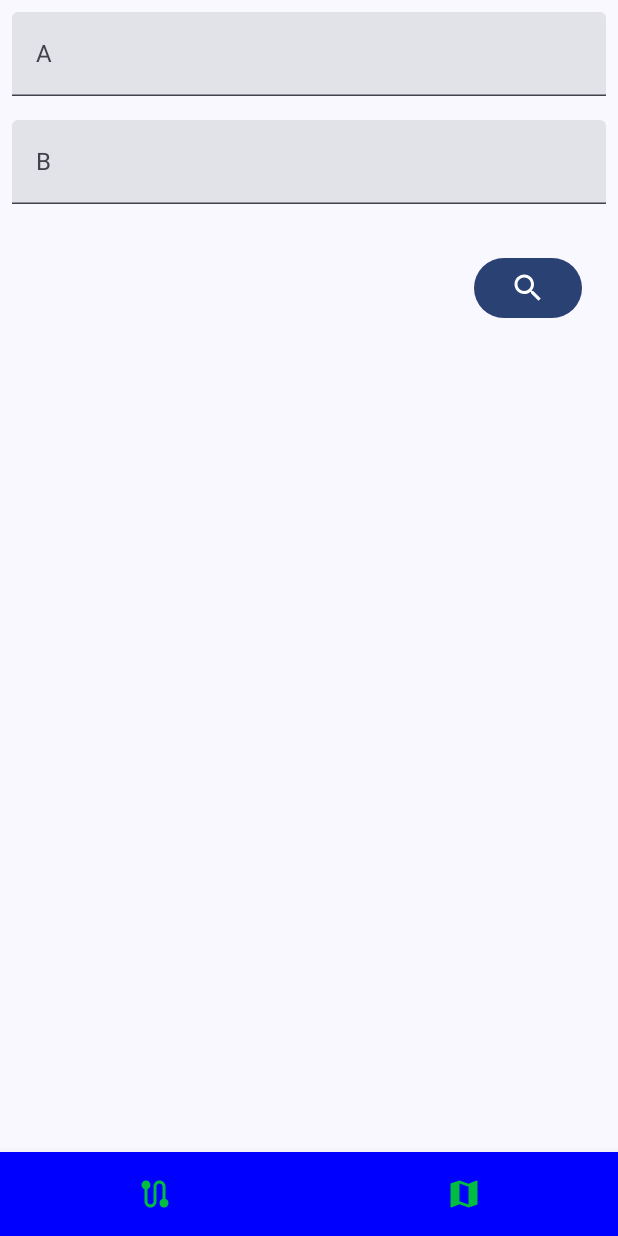
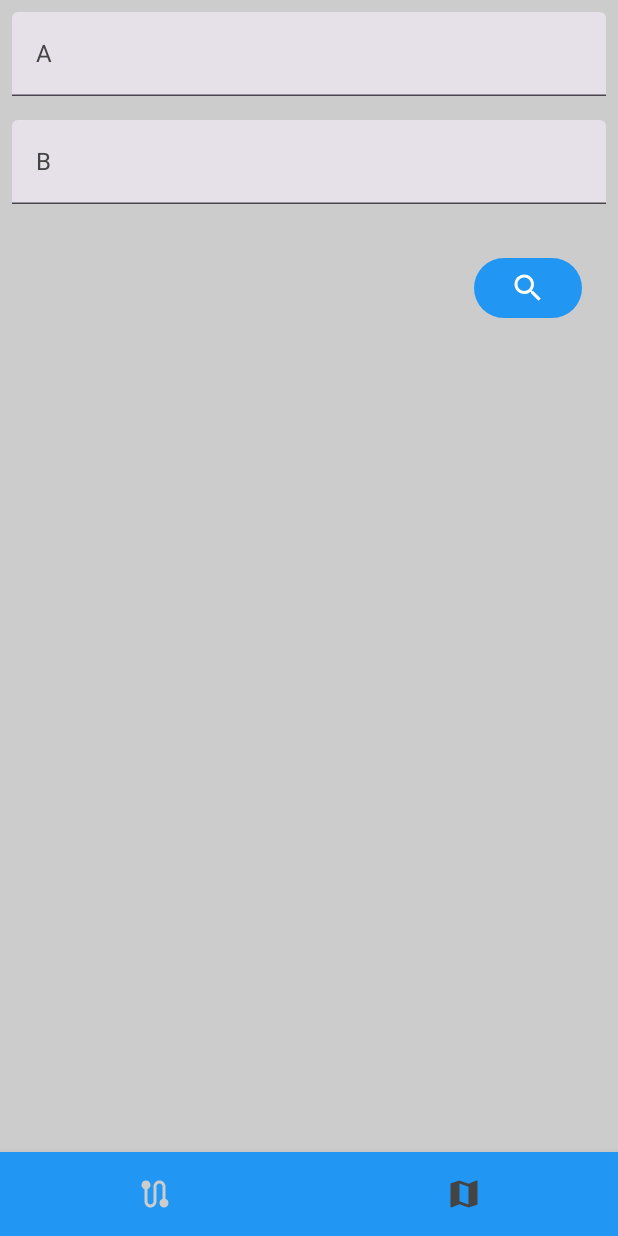
Before and after one commit to Tiam-Abderezai/BerlinGo, an Android app built with Jetpack Compose: the screen it shows after launch (MainActivity), item 2 of the bottom bar chosen, on a phone screen of 412 x 824 dp. Run offline under Robolectric (Android 15) with nearby library versions, the light colour scheme and no system bars; our stand-ins replace Dagger/Hilt's generated code.

Commit message:
Standardized apps color scheme

```diff
--- a/app/src/main/java/com/example/berlingo/journeys/JourneysColumn.kt
+++ b/app/src/main/java/com/example/berlingo/journeys/JourneysColumn.kt
@@ -1,6 +1,7 @@
 import androidx.compose.foundation.Canvas
 import androidx.compose.foundation.Image
 import androidx.compose.foundation.clickable
+import androidx.compose.foundation.isSystemInDarkTheme
 import androidx.compose.foundation.layout.Box
 import androidx.compose.foundation.layout.Row
 import androidx.compose.foundation.layout.fillMaxHeight
@@ -40,6 +41,8 @@ import com.example.berlingo.journeys.network.responses.Journey
 import com.example.berlingo.journeys.network.responses.Leg
 import com.example.berlingo.trips.TripsEvent
 import com.example.berlingo.trips.TripsState
+import com.example.berlingo.ui.theme.DarkGray
+import com.example.berlingo.ui.theme.LightGray
 
 private val logger: BaseLogger = FactoryLogger.getLoggerCompose("JourneysColumn()")
 
@@ -70,8 +73,6 @@ fun JourneysColumn(
                 .fillMaxSize(),
         ) {
             itemsIndexed(journeys.keys.toList()) { indexJourney, journey ->
-                val origin = journey.legs?.get(0)?.origin
-                val line = journey.legs?.get(0)?.line
                 val legs = journey.legs
 
                 logger.debug("Journey: $journeys")
@@ -86,6 +87,7 @@ fun JourneysColumn(
                     modifier = Modifier
                         .padding(16.dp),
                     text = "${journey.legs?.get(0)?.departure?.getDepartureTime()}",
+                    color = if (isSystemInDarkTheme()) LightGray else DarkGray,
                 )
                 DrawLegsLineWithIcons(legs, tripsState, tripsEvent, indexJourney)
             }
@@ -114,9 +116,6 @@ private fun DrawLegsLineWithIcons(
             val lineProductColor = leg.line?.product?.getLineProductColor() ?: Color.Transparent
             val lineNameIcon = leg.line?.name?.getLineNameIcon() ?: 0
             DrawLineProductImageJourneys(lineProductIcon, lineNameIcon)
-            logger.debug("line?.name: ${leg.line?.name}")
-            logger.debug("lineProductIcon: $lineProductIcon")
-            logger.debug("lineNameIcon: $lineNameIcon")
             Canvas(
                 modifier = Modifier
                     .weight(1f)
--- a/app/src/main/java/com/example/berlingo/journeys/JourneysScreen.kt
+++ b/app/src/main/java/com/example/berlingo/journeys/JourneysScreen.kt
@@ -2,13 +2,12 @@ package com.example.berlingo.routes
 
 import JourneysColumn
 import android.annotation.SuppressLint
+import androidx.compose.foundation.isSystemInDarkTheme
 import androidx.compose.foundation.layout.Column
 import androidx.compose.foundation.layout.fillMaxSize
-import androidx.compose.material3.ExperimentalMaterial3Api
 import androidx.compose.material3.Surface
 import androidx.compose.runtime.Composable
 import androidx.compose.ui.Modifier
-import androidx.compose.ui.graphics.Color
 import com.example.berlingo.common.logger.BaseLogger
 import com.example.berlingo.common.logger.FactoryLogger
 import com.example.berlingo.journeys.JourneysEvent
@@ -18,11 +17,12 @@ import com.example.berlingo.journeys.legs.stops.StopsEvent
 import com.example.berlingo.journeys.legs.stops.StopsState
 import com.example.berlingo.trips.TripsEvent
 import com.example.berlingo.trips.TripsState
+import com.example.berlingo.ui.theme.DarkGray
+import com.example.berlingo.ui.theme.LightGray
 
 private val logger: BaseLogger = FactoryLogger.getLoggerCompose("JourneysScreen()")
 
 @SuppressLint("CoroutineCreationDuringComposition")
-@OptIn(ExperimentalMaterial3Api::class)
 @Composable
 fun JourneysScreen(
     journeysState: JourneysState,
@@ -32,7 +32,8 @@ fun JourneysScreen(
     tripsState: TripsState,
     tripsEvent: suspend (TripsEvent) -> Unit,
 ) {
-    Surface(color = Color.Gray, modifier = Modifier.fillMaxSize()) {
+    val backgroundColor = if (isSystemInDarkTheme()) DarkGray else LightGray
+    Surface(color = backgroundColor, modifier = Modifier.fillMaxSize()) {
         Column(
             modifier = Modifier.fillMaxSize(),
         ) {
--- a/app/src/main/java/com/example/berlingo/journeys/legs/stops/StopsColumn.kt
+++ b/app/src/main/java/com/example/berlingo/journeys/legs/stops/StopsColumn.kt
@@ -1,7 +1,9 @@
 package com.example.berlingo.journeys.legs.stops
 
 import android.annotation.SuppressLint
+import androidx.compose.foundation.background
 import androidx.compose.foundation.clickable
+import androidx.compose.foundation.isSystemInDarkTheme
 import androidx.compose.foundation.layout.Arrangement
 import androidx.compose.foundation.layout.Box
 import androidx.compose.foundation.layout.Column
@@ -33,6 +35,8 @@ import com.example.berlingo.journeys.JourneysEvent
 import com.example.berlingo.journeys.JourneysState
 import com.example.berlingo.journeys.legs.stops.StopsState.*
 import com.example.berlingo.journeys.legs.stops.network.responses.Stop
+import com.example.berlingo.ui.theme.DarkGray
+import com.example.berlingo.ui.theme.LightGray
 import kotlinx.coroutines.CoroutineScope
 import kotlinx.coroutines.Dispatchers
 import kotlinx.coroutines.launch
@@ -86,8 +90,9 @@ fun StopsColumn(
                     )
                 }
             },
-            label = { Text("A") },
+            label = { Text("A", color = if (isSystemInDarkTheme()) LightGray else DarkGray) },
             modifier = Modifier
+                .background(color = if (isSystemInDarkTheme()) DarkGray else LightGray)
                 .fillMaxWidth()
                 .padding(8.dp)
                 .onFocusChanged { focusState ->
@@ -104,8 +109,9 @@ fun StopsColumn(
                     )
                 }
             },
-            label = { Text("B") },
+            label = { Text("B", color = if (isSystemInDarkTheme()) LightGray else DarkGray) },
             modifier = Modifier
+                .background(color = if (isSystemInDarkTheme()) DarkGray else LightGray)
                 .fillMaxWidth()
                 .padding(8.dp)
                 .onFocusChanged { focusState ->
@@ -199,7 +205,7 @@ fun DisplayStops(stopsState: List<Stop>, stopsEvent: suspend (StopsEvent) -> Uni
                     }
                 },
                 text = stop.name ?: "",
-                color = Color.Yellow,
+                color = if (isSystemInDarkTheme()) Color.White else Color.Black,
             )
         }
     }
--- a/app/src/main/java/com/example/berlingo/main/MainActivity.kt
+++ b/app/src/main/java/com/example/berlingo/main/MainActivity.kt
@@ -4,6 +4,7 @@ import android.annotation.SuppressLint
 import android.os.Bundle
 import androidx.activity.ComponentActivity
 import androidx.activity.compose.setContent
+import androidx.compose.foundation.isSystemInDarkTheme
 import androidx.compose.material.BottomNavigation
 import androidx.compose.material.BottomNavigationItem
 import androidx.compose.material.Icon
@@ -11,13 +12,13 @@ import androidx.compose.material3.ExperimentalMaterial3Api
 import androidx.compose.material3.Scaffold
 import androidx.compose.runtime.Composable
 import androidx.compose.runtime.collectAsState
-import androidx.compose.ui.graphics.Color
 import androidx.compose.ui.res.painterResource
 import androidx.hilt.navigation.compose.hiltViewModel
 import androidx.navigation.NavController
 import androidx.navigation.NavHostController
 import androidx.navigation.compose.NavHost
 import androidx.navigation.compose.composable
+import androidx.navigation.compose.currentBackStackEntryAsState
 import androidx.navigation.compose.rememberNavController
 import com.example.berlingo.R
 import com.example.berlingo.common.logger.BaseLogger
@@ -29,6 +30,9 @@ import com.example.berlingo.map.MapsViewModel
 import com.example.berlingo.routes.JourneysScreen
 import com.example.berlingo.trips.TripsViewModel
 import com.example.berlingo.ui.theme.BerlinGoTheme
+import com.example.berlingo.ui.theme.DarkGray
+import com.example.berlingo.ui.theme.LightBlue
+import com.example.berlingo.ui.theme.LightGray
 import dagger.hilt.android.AndroidEntryPoint
 
 private val logger: BaseLogger = FactoryLogger.getLoggerKClass(MainActivity::class)
@@ -40,7 +44,7 @@ class MainActivity : ComponentActivity() {
     override fun onCreate(savedInstanceState: Bundle?) {
         super.onCreate(savedInstanceState)
         setContent {
-            BerlinGoTheme {
+            BerlinGoTheme(dynamicColor = false) {
                 val navController = rememberNavController()
                 Scaffold(
                     bottomBar = { BottomNavigationBar(navController) },
@@ -54,48 +58,29 @@ class MainActivity : ComponentActivity() {
 
 @Composable
 fun BottomNavigationBar(navController: NavController) {
-    BottomNavigation(
-        backgroundColor = Color.Blue,
-        contentColor = Color.White,
-    ) {
-        val currentRoute = currentRoute(navController)
-//      Tab: Journeys
+    val screens = listOf(Screen.Journeys, Screen.Maps)
+    val route = navController.currentBackStackEntryAsState().value?.destination?.route
+    val selectedItemBackgroundColor = if (isSystemInDarkTheme()) LightGray else DarkGray
+    val unselectedItemBackgroundColor = if (isSystemInDarkTheme()) DarkGray else LightGray
+    BottomNavigation(backgroundColor = LightBlue) {
+        screens.forEach { screen ->
+            val isSelected = screen.route == route
             BottomNavigationItem(
-            selected = currentRoute == "journeys",
-            selectedContentColor = Color.Green,
-            onClick = {
-                navController.navigate("journeys") {
-                    popUpTo(navController.graph.startDestinationId)
-                    launchSingleTop = true
-                }
+                icon = {
+                    Icon(
+                        painter = when (screen) {
+                            Screen.Journeys -> painterResource(id = R.drawable.icon_routes)
+                            Screen.Maps -> painterResource(id = R.drawable.icon_map)
                         },
-            icon =
-            {
-                Icon(
-                    painter = painterResource(id = R.drawable.icon_routes),
-                    contentDescription = null,
+                        contentDescription = "$route screen",
                     )
                 },
+                selected = isSelected,
+                onClick = { if (!isSelected) navController.navigate(screen.route) },
+                selectedContentColor = selectedItemBackgroundColor,
+                unselectedContentColor = unselectedItemBackgroundColor,
             )
-//      Tab: Map
-        BottomNavigationItem(
-            selected = currentRoute == "map",
-            selectedContentColor = Color.Green,
-            onClick = {
-                navController.navigate("map") {
-                    popUpTo(navController.graph.startDestinationId)
-                    launchSingleTop = true
         }
-            },
-            icon =
-            {
-                Icon(
-                    painter = painterResource(id = R.drawable.icon_map),
-                    contentDescription = null,
-                )
-            },
-        )
-//        }
     }
 }
 
@@ -117,12 +102,31 @@ fun NavigationHost(navController: NavHostController) {
     val mapsState = mapsViewModel.state.collectAsState().value
     val mapsEvent = mapsViewModel::handleEvent
 
-    NavHost(navController, startDestination = "journeys") {
-        composable("journeys") { JourneysScreen(journeysState = journeysState, journeysEvent = journeysEvent, stopsState = stopsState, stopsEvent = stopsEvent, tripsState = tripsState, tripsEvent = tripsEvent) }
-        composable("map") { MapsScreen(mapsState = mapsState, mapsEvent = mapsEvent, journeysState = journeysState, journeysEvent = journeysEvent, stopsState = stopsState, stopsEvent = stopsEvent) }
+    NavHost(navController, startDestination = Screen.Journeys.route) {
+        composable(Screen.Journeys.route) {
+            JourneysScreen(
+                journeysState = journeysState,
+                journeysEvent = journeysEvent,
+                stopsState = stopsState,
+                stopsEvent = stopsEvent,
+                tripsState = tripsState,
+                tripsEvent = tripsEvent,
+            )
+        }
+        composable(Screen.Maps.route) {
+            MapsScreen(
+                mapsState = mapsState,
+                mapsEvent = mapsEvent,
+                journeysState = journeysState,
+                journeysEvent = journeysEvent,
+                stopsState = stopsState,
+                stopsEvent = stopsEvent,
+            )
+        }
     }
 }
 
-fun currentRoute(navController: NavController): String? {
-    return navController.currentBackStackEntry?.destination?.route
+sealed class Screen(val route: String) {
+    object Journeys : Screen("journeys")
+    object Maps : Screen("Maps")
 }
--- a/app/src/main/java/com/example/berlingo/map/MapsScreen.kt
+++ b/app/src/main/java/com/example/berlingo/map/MapsScreen.kt
@@ -1,5 +1,6 @@
 package com.example.berlingo.map
 
+import androidx.compose.foundation.isSystemInDarkTheme
 import androidx.compose.foundation.layout.Column
 import androidx.compose.foundation.layout.fillMaxHeight
 import androidx.compose.foundation.layout.fillMaxSize
@@ -22,6 +23,8 @@ import com.example.berlingo.journeys.legs.stops.StopsState
 import com.example.berlingo.map.MapsState.*
 import com.example.berlingo.map.columns.MapsJourneysColumn
 import com.example.berlingo.map.network.responses.Route
+import com.example.berlingo.ui.theme.DarkGray
+import com.example.berlingo.ui.theme.LightGray
 
 import com.google.android.gms.maps.model.CameraPosition
 import com.google.android.gms.maps.model.LatLng
@@ -30,21 +33,6 @@ import com.google.maps.android.compose.Polyline
 import com.google.maps.android.compose.rememberCameraPositionState
 
 private val logger: BaseLogger = FactoryLogger.getLoggerCompose("MapsScreen()")
-
-// @Composable
-// fun MapsScreenMain(
-//    mapsState: MapsState<List<Route>>,
-//    mapsEvent: suspend (MapsEvent) -> Unit,
-//    journeysState: JourneysState<Map<Journey, List<Leg>>>,
-//    journeysEvent: suspend (JourneysEvent) -> Unit,
-// ) {
-//    when (mapsState) {
-//        is MapsState.Loading -> LoadingScreen()
-//        is MapsState.Success -> MapsScreen(mapsState.data, mapsEvent, journeysState, journeysEvent)
-//        is MapsState.Error -> ErrorScreen(mapsState.exception)
-//    }
-// }
-
 @Composable
 fun MapsScreen(
     mapsState: MapsState,
@@ -54,10 +42,8 @@ fun MapsScreen(
     stopsState: StopsState,
     stopsEvent: suspend (StopsEvent) -> Unit,
 ) {
-//    val stopsViewModel = hiltViewModel<StopsViewModel>()
-//    val stopsState = stopsViewModel.state.collectAsState().value
-//    val stopsEvent = stopsViewModel::handleEvent
-    Surface(color = Color.Transparent, modifier = Modifier.fillMaxSize()) {
+    val backgroundColor = if (isSystemInDarkTheme()) DarkGray else LightGray
+    Surface(color = backgroundColor, modifier = Modifier.fillMaxSize()) {
         Column(
             modifier = Modifier.fillMaxHeight(),
         ) {
@@ -110,22 +96,8 @@ private fun DisplayGoogleMaps(routes: List<Route>) {
             position = berlinCameraPosition
         },
     ) {
-        //        val steps = mapsState.value.routes?.get(0)?.legs?.get(0)?.steps
-        val latNE = routes[0].bounds?.northeast?.lat ?: 0.0
-        val lngNE = routes[0].bounds?.northeast?.lng ?: 0.0
-        val latSW = routes[0].bounds?.southwest?.lat ?: 0.0
-        val lngSW = routes[0].bounds?.southwest?.lng ?: 0.0
-
-        val latLingNE = LatLng(latNE, lngNE)
-        val latLingSW = LatLng(latSW, lngSW)
-        val latLingList = listOf(latLingNE, latLingSW)
-
         val points = routes[0].polyline?.points ?: ""
         val polyLine = points.decodePolyline()
-
-        //                logger.debug("points: $points")
-        //                logger.debug("polyLine: $polyLine")
-
         Polyline(
             points = polyLine,
             color = Color.Blue,
--- a/app/src/main/java/com/example/berlingo/trips/TripsColumn.kt
+++ b/app/src/main/java/com/example/berlingo/trips/TripsColumn.kt
@@ -1,4 +1,5 @@
 import androidx.compose.foundation.clickable
+import androidx.compose.foundation.isSystemInDarkTheme
 import androidx.compose.foundation.layout.Box
 import androidx.compose.foundation.layout.fillMaxWidth
 import androidx.compose.foundation.layout.heightIn
@@ -8,7 +9,6 @@ import androidx.compose.foundation.lazy.items
 import androidx.compose.material3.Text
 import androidx.compose.runtime.Composable
 import androidx.compose.ui.Modifier
-import androidx.compose.ui.text.font.FontWeight
 import androidx.compose.ui.unit.dp
 import com.example.berlingo.common.extensions.getDepartureTime
 import com.example.berlingo.common.logger.BaseLogger
@@ -18,6 +18,8 @@ import com.example.berlingo.common.utils.LoadingScreen
 import com.example.berlingo.trips.TripsEvent
 import com.example.berlingo.trips.TripsState
 import com.example.berlingo.trips.network.responses.Trip
+import com.example.berlingo.ui.theme.DarkGray
+import com.example.berlingo.ui.theme.LightGray
 
 private val logger: BaseLogger = FactoryLogger.getLoggerCompose("StopoversColumn()")
 
@@ -46,10 +48,10 @@ private fun DisplayTrips(trip: Trip?, tripsEvent: suspend (TripsEvent) -> Unit)
                 logger.debug("trip.stopovers === $stopovers}")
                 Text(
                     "${stopovers.departure?.getDepartureTime()} - ${stopovers.stop?.name}",
+                    color = if (isSystemInDarkTheme()) LightGray else DarkGray,
                     modifier = Modifier
                         .padding(4.dp)
                         .clickable { logger.debug("trip.stopovers CLICKED}") },
-                    fontWeight = FontWeight.Light,
                 )
             }
         }
--- a/app/src/main/java/com/example/berlingo/ui/theme/Color.kt
+++ b/app/src/main/java/com/example/berlingo/ui/theme/Color.kt
@@ -2,10 +2,9 @@ package com.example.berlingo.ui.theme
 
 import androidx.compose.ui.graphics.Color
 
-val Purple80 = Color(0xFFD0BCFF)
-val PurpleGrey80 = Color(0xFFCCC2DC)
-val Pink80 = Color(0xFFEFB8C8)
-
-val Purple40 = Color(0xFF6650a4)
-val PurpleGrey40 = Color(0xFF625b71)
-val Pink40 = Color(0xFF7D5260)
+val LightBlue = Color(0xFF2196F3)
+val DarkGray = Color(0xFF444444)
+val Gray = Color(0xFF888888)
+val LightGray = Color(0xFFCCCCCC)
+val Magenta = Color(0xFFCC21F3)
+val Gold = Color(0xFFFFE600)
--- a/app/src/main/java/com/example/berlingo/ui/theme/Theme.kt
+++ b/app/src/main/java/com/example/berlingo/ui/theme/Theme.kt
@@ -16,15 +16,15 @@ import androidx.compose.ui.platform.LocalView
 import androidx.core.view.WindowCompat
 
 private val DarkColorScheme = darkColorScheme(
-    primary = Purple80,
-    secondary = PurpleGrey80,
-    tertiary = Pink80
+    primary = LightBlue,
+    secondary = DarkGray,
+    tertiary = LightGray,
 )
 
 private val LightColorScheme = lightColorScheme(
-    primary = Purple40,
-    secondary = PurpleGrey40,
-    tertiary = Pink40
+    primary = LightBlue,
+    secondary = LightGray,
+    tertiary = Gray,
 
     /* Other default colors to override
     background = Color(0xFFFFFBFE),
@@ -42,7 +42,7 @@ fun BerlinGoTheme(
     darkTheme: Boolean = isSystemInDarkTheme(),
     // Dynamic color is available on Android 12+
     dynamicColor: Boolean = true,
-    content: @Composable () -> Unit
+    content: @Composable () -> Unit,
 ) {
     val colorScheme = when {
         dynamicColor && Build.VERSION.SDK_INT >= Build.VERSION_CODES.S -> {
@@ -65,6 +65,6 @@ fun BerlinGoTheme(
     MaterialTheme(
         colorScheme = colorScheme,
         typography = Typography,
-        content = content
+        content = content,
     )
 }
```
Lines whose indentation alone changed are shown as unchanged.
